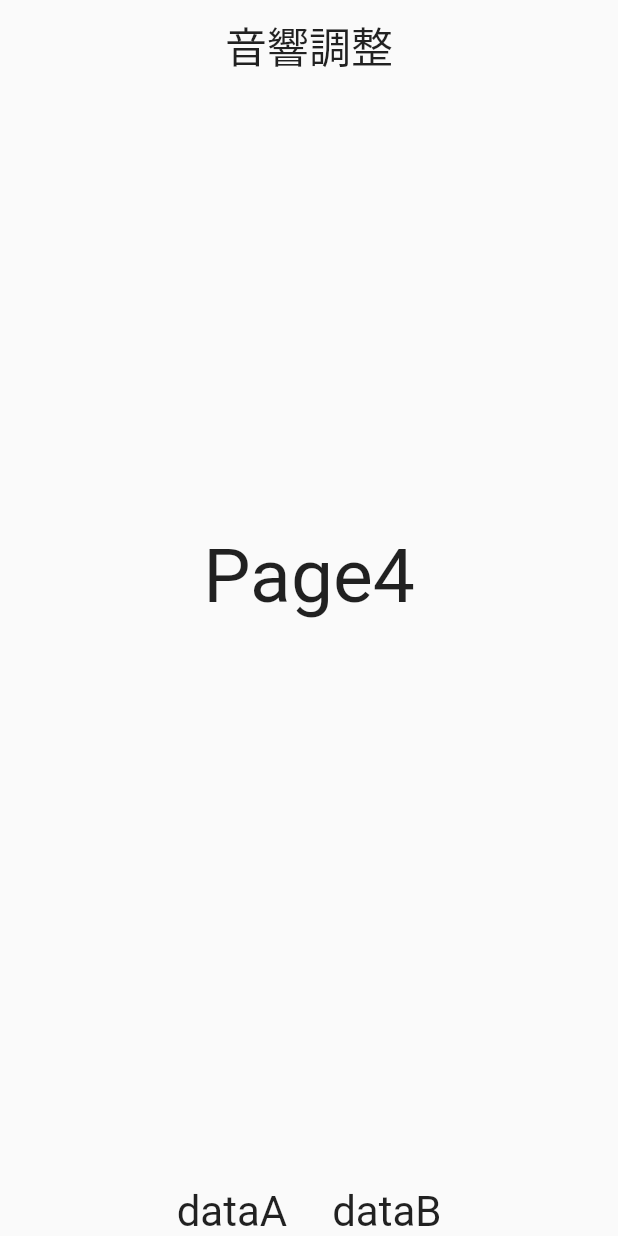
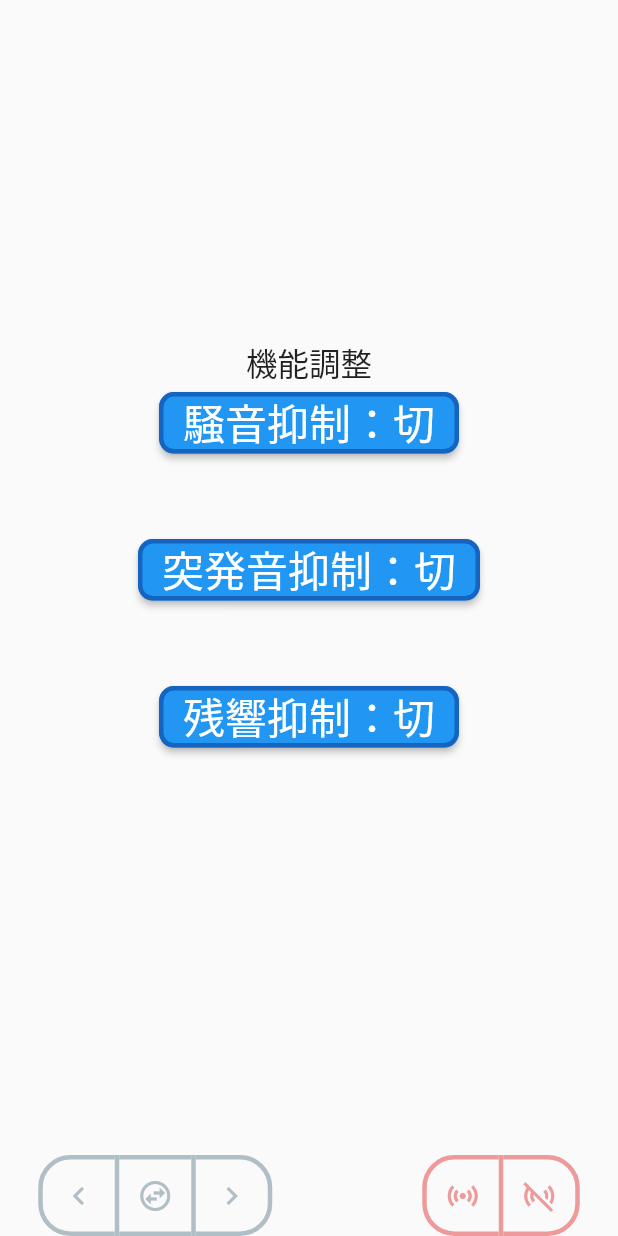
Before and after one commit to Flutter-Team-hokaiG/remotecontroll_app, a Flutter app: the Page2 widget shown alone on an empty page, opened directly, swiped to page 2, on a phone screen of 412 x 824 dp. Run offline on Flutter 3.47's test engine with Material 2 defaults, Android fonts, the phone set to English and light mode, and no system bars; our stand-ins replace syncfusion_flutter_sliders.

Commit message:
スライダーがボタンでも動くようになった。機能調整の画面も追加

```diff
--- a/lib/page2.dart
+++ b/lib/page2.dart
@@ -1,6 +1,6 @@
 import 'package:flutter/material.dart';
 import 'page3.dart';
-// import 'page4.dart';
+import 'page4.dart';
 
 class Page2 extends StatefulWidget {
   const Page2({Key? key}) : super(key: key);
@@ -10,6 +10,9 @@ class Page2 extends StatefulWidget {
 }
 
 class _Page2State extends State<Page2> {
+  List<bool> isSelected = List.generate(3, (index) => false);
+  List<bool> isSelected2 = List.generate(2, (index) => false);
+
   @override
   Widget build(BuildContext context) {
     var controller;
@@ -17,44 +20,85 @@ class _Page2State extends State<Page2> {
       child: Column(
         mainAxisSize: MainAxisSize.max,
         children: [
-          const Padding(
-            padding: EdgeInsetsDirectional.fromSTEB(0, 10, 0, 10),
-            child: Text('音響調整', textScaleFactor: 2),
-          ),
-          Expanded(
-            child: PageView(
-              controller: controller,
-              children: <Widget>[
-                Page3(),
-                page4(),
-              ],
+          Container(
+            child: Expanded(
+              child: PageView(
+                controller: controller,
+                children: <Widget>[
+                  Page3(),
+                  Page4(),
+                ],
+              ),
             ),
           ),
           Container(
-            height: MediaQuery.of(context).size.height * 0.1,
+            height: MediaQuery.of(context).size.height * 0.05,
             decoration: const BoxDecoration(),
           ),
           Row(
             mainAxisAlignment: MainAxisAlignment.center,
             children: [
-              Text('dataA', textScaleFactor: 2),
-              SizedBox(width: 30),
-              Text('dataB', textScaleFactor: 2),
+              ToggleButtons(
+                highlightColor: Colors.lightBlue,
+                color: Colors.blueGrey[200],
+                borderRadius: BorderRadius.circular(20),
+                borderColor: Colors.blueGrey[200],
+                borderWidth: 3,
+                selectedBorderColor: Colors.lightBlue,
+                disabledColor: Colors.grey[800],
+                isSelected: isSelected,
+                children: const <Widget>[
+                  Icon(Icons.chevron_left),
+                  Icon(Icons.swap_horizontal_circle_outlined),
+                  Icon(Icons.chevron_right),
+                ],
+                onPressed: (int index) {
+                  setState(() {
+                    for (int buttonIndex = 0;
+                        buttonIndex < isSelected.length;
+                        buttonIndex++) {
+                      if (buttonIndex == index) {
+                        isSelected[buttonIndex] = true;
+                      } else {
+                        isSelected[buttonIndex] = false;
+                      }
+                    }
+                  });
+                },
+              ),
+              SizedBox(width: 100),
+              ToggleButtons(
+                highlightColor: Colors.redAccent,
+                fillColor: Colors.red[200],
+                color: Colors.red[200],
+                borderRadius: BorderRadius.circular(20),
+                borderColor: Colors.red[200],
+                borderWidth: 3,
+                selectedBorderColor: Colors.redAccent,
+                disabledColor: Colors.grey[800],
+                isSelected: isSelected2,
+                children: const <Widget>[
+                  Icon(Icons.sensors),
+                  Icon(Icons.sensors_off),
+                ],
+                onPressed: (int index) {
+                  setState(() {
+                    for (int buttonIndex = 0;
+                        buttonIndex < isSelected2.length;
+                        buttonIndex++) {
+                      if (buttonIndex == index) {
+                        isSelected2[buttonIndex] = true;
+                      } else {
+                        isSelected2[buttonIndex] = false;
+                      }
+                    }
+                  });
+                },
+              ),
             ],
           ),
         ],
       ),
     );
   }
-
-  Widget page4() {
-    return Center(
-      child: Container(
-        child: Text(
-          'Page4',
-          style: TextStyle(fontSize: 50.0),
-        ),
-      ),
-    );
-  }
 }
--- a/lib/page3.dart
+++ b/lib/page3.dart
@@ -12,6 +12,8 @@ class _Page3State extends State<Page3> {
   int sliderValue3 = 0;
   int sliderValue4 = 0;
   int sliderValue5 = 0;
+  int _eqvolmax = 5;
+  int _eqvolmin = -5;
 
   @override
   Widget build(BuildContext context) {
@@ -23,9 +25,12 @@ class _Page3State extends State<Page3> {
           Column(
             mainAxisSize: MainAxisSize.max,
             children: [
+              SizedBox(height: 50),
               ElevatedButton(
                 onPressed: () {
-                  // print('Button pressed ...');
+                  if (sliderValue3 < _eqvolmax) {
+                    setState(() => sliderValue3++);
+                  }
                 },
                 child: Text('+', textScaleFactor: 2),
               ),
@@ -35,8 +40,8 @@ class _Page3State extends State<Page3> {
                   child: SfSlider.vertical(
                     activeColor: Colors.amber,
                     inactiveColor: const Color(0xFF9E9E9E),
-                    min: -5,
-                    max: 5,
+                    min: _eqvolmin,
+                    max: _eqvolmax,
                     stepSize: 1,
                     value: sliderValue3,
                     onChanged: (newValue) {
@@ -47,7 +52,9 @@ class _Page3State extends State<Page3> {
               ),
               ElevatedButton(
                 onPressed: () {
-                  // print('Button pressed ...');
+                  if (sliderValue3 > _eqvolmin) {
+                    setState(() => sliderValue3--);
+                  }
                 },
                 child: Text('‐', textScaleFactor: 2),
               ),
@@ -61,9 +68,12 @@ class _Page3State extends State<Page3> {
           Column(
             mainAxisSize: MainAxisSize.max,
             children: [
+              SizedBox(height: 50, child: Text('音響調整', textScaleFactor: 1.5)),
               ElevatedButton(
                 onPressed: () {
-                  // print('Button pressed ...');
+                  if (sliderValue4 < _eqvolmax) {
+                    setState(() => sliderValue4++);
+                  }
                 },
                 child: Text('+', textScaleFactor: 2),
               ),
@@ -73,8 +83,8 @@ class _Page3State extends State<Page3> {
                   child: SfSlider.vertical(
                     activeColor: Colors.amber,
                     inactiveColor: const Color(0xFF9E9E9E),
-                    min: -5,
-                    max: 5,
+                    min: _eqvolmin,
+                    max: _eqvolmax,
                     stepSize: 1,
                     value: sliderValue4,
                     onChanged: (newValue) {
@@ -85,7 +95,9 @@ class _Page3State extends State<Page3> {
               ),
               ElevatedButton(
                 onPressed: () {
-                  // print('Button pressed ...');
+                  if (sliderValue4 > _eqvolmin) {
+                    setState(() => sliderValue4--);
+                  }
                 },
                 child: Text('‐', textScaleFactor: 2),
               ),
@@ -99,9 +111,12 @@ class _Page3State extends State<Page3> {
           Column(
             mainAxisSize: MainAxisSize.max,
             children: [
+              SizedBox(height: 50),
               ElevatedButton(
                 onPressed: () {
-                  // print('Button pressed ...');
+                  if (sliderValue5 < _eqvolmax) {
+                    setState(() => sliderValue5++);
+                  }
                 },
                 child: Text('+', textScaleFactor: 2),
               ),
@@ -111,8 +126,8 @@ class _Page3State extends State<Page3> {
                   child: SfSlider.vertical(
                     activeColor: Colors.amber,
                     inactiveColor: const Color(0xFF9E9E9E),
-                    min: -5,
-                    max: 5,
+                    min: _eqvolmin,
+                    max: _eqvolmax,
                     stepSize: 1,
                     value: sliderValue5,
                     onChanged: (newValue) {
@@ -123,7 +138,9 @@ class _Page3State extends State<Page3> {
               ),
               ElevatedButton(
                 onPressed: () {
-                  // print('Button pressed ...');
+                  if (sliderValue5 > _eqvolmin) {
+                    setState(() => sliderValue5--);
+                  }
                 },
                 child: Text('‐', textScaleFactor: 2),
               ),
--- /dev/null
+++ b/lib/page4.dart
@@ -0,0 +1,191 @@
+import 'package:flutter/material.dart';
+
+class Page4 extends StatefulWidget {
+  const Page4({Key? key}) : super(key: key);
+
+  @override
+  _Page4State createState() => _Page4State();
+}
+
+class _Page4State extends State<Page4> {
+  final _formKey = GlobalKey<FormState>();
+  String _nr = '切';
+  String _pns = '切';
+  String _zan = '切';
+  @override
+  Widget build(BuildContext context) {
+    return Center(
+      child: Column(
+        mainAxisAlignment: MainAxisAlignment.center,
+        children: [
+          Align(
+              alignment: Alignment.topCenter,
+              child: Text(
+                '機能調整',
+                textScaleFactor: 1.5,
+              )),
+          ElevatedButton(
+            style: ElevatedButton.styleFrom(
+              side: BorderSide(color: Colors.blue.shade800, width: 3),
+              shape: RoundedRectangleBorder(
+                borderRadius: BorderRadius.circular(10),
+              ),
+            ),
+            onPressed: () {
+              showDialog(
+                context: context,
+                builder: (BuildContext context) {
+                  return AlertDialog(
+                    content: Form(
+                      key: _formKey,
+                      child: Column(
+                        mainAxisSize: MainAxisSize.min,
+                        children: <Widget>[
+                          Padding(
+                            padding: const EdgeInsets.all(8.0),
+                            child: ElevatedButton(
+                              child: Text("弱"),
+                              onPressed: () {
+                                setState(() => _nr = '弱');
+                                Navigator.of(context).pop();
+                              },
+                            ),
+                          ),
+                          Padding(
+                            padding: const EdgeInsets.all(8.0),
+                            child: ElevatedButton(
+                              child: Text("中"),
+                              onPressed: () {
+                                setState(() => _nr = '中');
+                                Navigator.of(context).pop();
+                              },
+                            ),
+                          ),
+                          Padding(
+                            padding: const EdgeInsets.all(8.0),
+                            child: ElevatedButton(
+                              child: Text("強"),
+                              onPressed: () {
+                                setState(() => _nr = '強');
+                                Navigator.of(context).pop();
+                              },
+                            ),
+                          ),
+                        ],
+                      ),
+                    ),
+                  );
+                },
+              );
+            },
+            child: Text('騒音抑制：$_nr', textScaleFactor: 2),
+          ),
+          SizedBox(height: 50),
+          ElevatedButton(
+            style: ElevatedButton.styleFrom(
+              side: BorderSide(color: Colors.blue.shade800, width: 3),
+              shape: RoundedRectangleBorder(
+                borderRadius: BorderRadius.circular(10),
+              ),
+            ),
+            onPressed: () {
+              showDialog(
+                context: context,
+                builder: (BuildContext context) {
+                  return AlertDialog(
+                    content: Form(
+                      key: _formKey,
+                      child: Column(
+                        mainAxisSize: MainAxisSize.min,
+                        children: <Widget>[
+                          Padding(
+                            padding: const EdgeInsets.all(8.0),
+                            child: ElevatedButton(
+                              child: Text("弱"),
+                              onPressed: () {
+                                setState(() => _pns = '弱');
+                                Navigator.of(context).pop();
+                              },
+                            ),
+                          ),
+                          Padding(
+                            padding: const EdgeInsets.all(8.0),
+                            child: ElevatedButton(
+                              child: Text("中"),
+                              onPressed: () {
+                                setState(() => _pns = '中');
+                                Navigator.of(context).pop();
+                              },
+                            ),
+                          ),
+                          Padding(
+                            padding: const EdgeInsets.all(8.0),
+                            child: ElevatedButton(
+                              child: Text("強"),
+                              onPressed: () {
+                                setState(() => _pns = '強');
+                                Navigator.of(context).pop();
+                              },
+                            ),
+                          ),
+                        ],
+                      ),
+                    ),
+                  );
+                },
+              );
+            },
+            child: Text('突発音抑制：$_pns', textScaleFactor: 2),
+          ),
+          SizedBox(height: 50),
+          ElevatedButton(
+            style: ElevatedButton.styleFrom(
+              side: BorderSide(color: Colors.blue.shade800, width: 3),
+              shape: RoundedRectangleBorder(
+                borderRadius: BorderRadius.circular(10),
+              ),
+            ),
+            onPressed: () {
+              showDialog(
+                context: context,
+                builder: (BuildContext context) {
+                  return AlertDialog(
+                    content: Form(
+                      key: _formKey,
+                      child: Column(
+                        mainAxisSize: MainAxisSize.min,
+                        children: <Widget>[
+                          Padding(
+                            padding: const EdgeInsets.all(8.0),
+                            child: ElevatedButton(
+                              child: Text("切"),
+                              onPressed: () {
+                                setState(() => _zan = '切');
+                                Navigator.of(context).pop();
+                              },
+                            ),
+                          ),
+                          Padding(
+                            padding: const EdgeInsets.all(8.0),
+                            child: ElevatedButton(
+                              child: Text("入"),
+                              onPressed: () {
+                                setState(() => _zan = '入');
+                                Navigator.of(context).pop();
+                              },
+                            ),
+                          ),
+                        ],
+                      ),
+                    ),
+                  );
+                },
+              );
+            },
+            child: Text('残響抑制：$_zan', textScaleFactor: 2),
+          ),
+        ],
+      ),
+    );
+  }
+}
```
Also changed, not shown: lib/page1.dart (+20 -9 lines).
